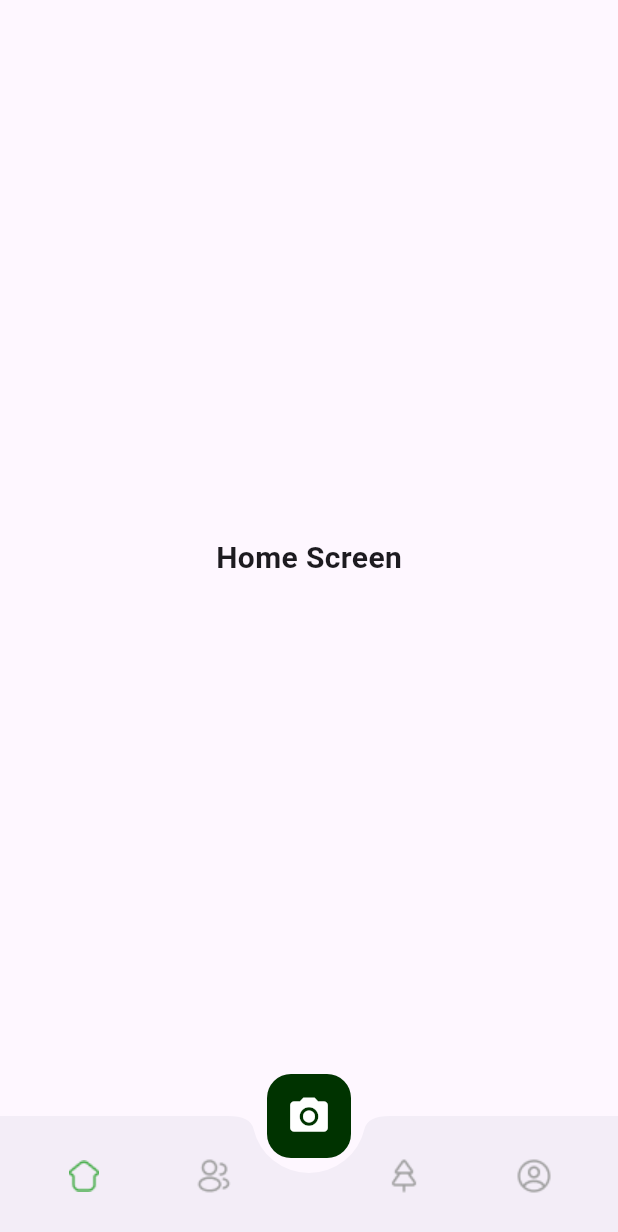
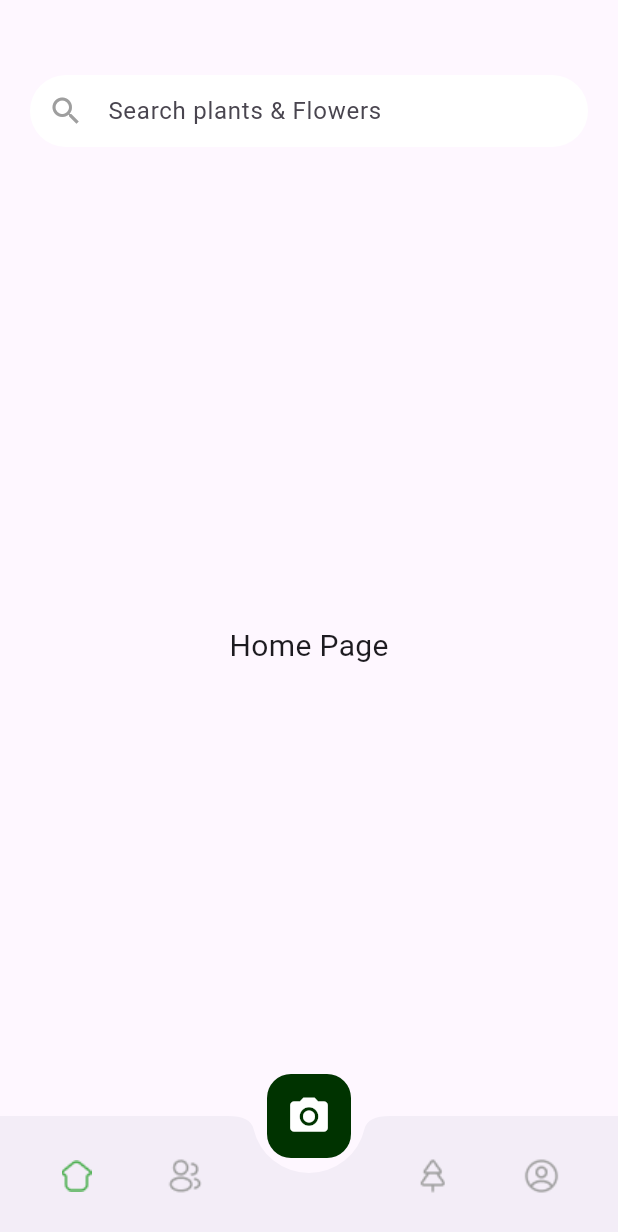
Before and after one commit to SDGP-CS-09/BLOOM-Frontend, a Flutter app: the screen it shows after launch, on a phone screen of 412 x 824 dp. Shown: the top 1232 px of the screen. Run offline on Flutter 3.47's test engine with Material 3 defaults, Android fonts, the phone set to English and light mode, and no system bars.

Commit message:
Update home_screen.dart
Function to build navigation items dynamically and added a search bar. dummy pages were added to simulate navigation through the icons.(will be removed later)

```diff
--- a/lib/screens/home/home_screen.dart
+++ b/lib/screens/home/home_screen.dart
@@ -1,6 +1,8 @@
 import 'package:flutter/material.dart';
 
 class HomeScreen extends StatefulWidget {
+  const HomeScreen({super.key});
+
   @override
   _HomeScreenState createState() => _HomeScreenState();
 }
@@ -8,58 +10,51 @@ class HomeScreen extends StatefulWidget {
 class _HomeScreenState extends State<HomeScreen> {
   int _selectedIndex = 0;
 
+  // List of pages for navigation
+  final List<Widget> _pages = [
+    Column(
+      children: [
+        SizedBox(height: 50), // Space under status bar
+        Padding(
+          padding: EdgeInsets.symmetric(horizontal: 20.0),
+          child: TextField(
+            decoration: InputDecoration(
+              hintText: "Search plants & Flowers",
+              prefixIcon: Icon(Icons.search, color: Colors.grey),
+              filled: true,
+              fillColor: Colors.white,
+              contentPadding: EdgeInsets.symmetric(vertical: 10),
+              border: OutlineInputBorder(
+                borderRadius: BorderRadius.circular(30),
+                borderSide: BorderSide.none,
+              ),
+            ),
+          ),
+        ),
+        SizedBox(height: 20), // Space after search bar
+        Expanded(
+          child: Center(
+            child: Text("Home Page", style: TextStyle(fontSize: 20)),
+          ),
+        ),
+      ],
+    ),
+    Center(child: Text("Community Page", style: TextStyle(fontSize: 20))),
+    Center(child: Text("Explore Page", style: TextStyle(fontSize: 20))),
+    Center(child: Text("Profile Page", style: TextStyle(fontSize: 20))),
+  ];
+
+  // Function to update selected index when an item is tapped
   void _onItemTapped(int index) {
     setState(() {
       _selectedIndex = index;
     });
   }
 
-  @override
-  Widget build(BuildContext context) {
-    return Scaffold(
-      body: const Center(
-        child: Text(
-          "Home Screen",
-          style: TextStyle(fontSize: 20, fontWeight: FontWeight.bold),
-        ),
-      ),
-      bottomNavigationBar: BottomAppBar(
-        shape: const CircularNotchedRectangle(),
-        notchMargin: 10.0,
-        child: Padding(
-          padding:
-              const EdgeInsets.symmetric(horizontal: 25.0), // Adjust spacing
-          child: Row(
-            mainAxisAlignment: MainAxisAlignment.spaceBetween,
-            children: [
-              _buildNavBarItem('assets/Logos/Vector 300 (Stroke).png', 0),
-              SizedBox(width: 10), // Move 2nd icon slightly left
-              _buildNavBarItem('assets/Logos/profile-2user.png', 1),
-              const SizedBox(width: 50), // Space for FloatingActionButton
-              _buildNavBarItem('assets/Logos/tree.png', 2),
-              SizedBox(width: 10), // Move 3rd icon slightly right
-              _buildNavBarItem('assets/Logos/profile-circle.png', 3),
-            ],
-          ),
-        ),
-      ),
-      floatingActionButton: FloatingActionButton(
-        onPressed: () {}, // No functionality for now
-        backgroundColor: const Color(0xFF003300), // Green background
-        elevation: 0, // Flat look
-        child: const Icon(
-          Icons.camera_alt, // Scanner icon
-          size: 30,
-          color: Colors.white,
-        ),
-      ),
-      floatingActionButtonLocation: FloatingActionButtonLocation.centerDocked,
-    );
-  }
-
-  Widget _buildNavBarItem(String assetPath, int index) {
+  // Function to build navigation items dynamically
+  Widget _buildNavItem(String assetPath, int index) {
     return GestureDetector(
-      onTap: () => _onItemTapped(index),
+      onTap: () => _onItemTapped(index), // Calls _onItemTapped when tapped
       child: Image.asset(
         assetPath,
         width: 30,
@@ -68,4 +63,39 @@ class _HomeScreenState extends State<HomeScreen> {
       ),
     );
   }
+
+  @override
+  Widget build(BuildContext context) {
+    return Scaffold(
+      body: _pages[_selectedIndex], // Displays the selected page
+      bottomNavigationBar: BottomAppBar(
+        shape: const CircularNotchedRectangle(),
+        notchMargin: 10.0,
+        child: Padding(
+          padding: const EdgeInsets.symmetric(horizontal: 20.0, vertical: 10.0),
+          child: Row(
+            mainAxisAlignment: MainAxisAlignment.spaceBetween,
+            children: [
+              _buildNavItem('assets/Logos/Vector 300 (Stroke).png', 0), // Home
+              _buildNavItem('assets/Logos/profile-2user.png', 1), // Community
+              const SizedBox(width: 50), // Space for FloatingActionButton
+              _buildNavItem('assets/Logos/tree.png', 2), // Explore
+              _buildNavItem('assets/Logos/profile-circle.png', 3), // Profile
+            ],
+          ),
+        ),
+      ),
+      floatingActionButton: FloatingActionButton(
+        onPressed: () {},
+        backgroundColor: const Color(0xFF003300),
+        elevation: 0,
+        child: const Icon(
+          Icons.camera_alt,
+          size: 30,
+          color: Colors.white,
+        ),
+      ),
+      floatingActionButtonLocation: FloatingActionButtonLocation.centerDocked,
+    );
+  }
 }
```
